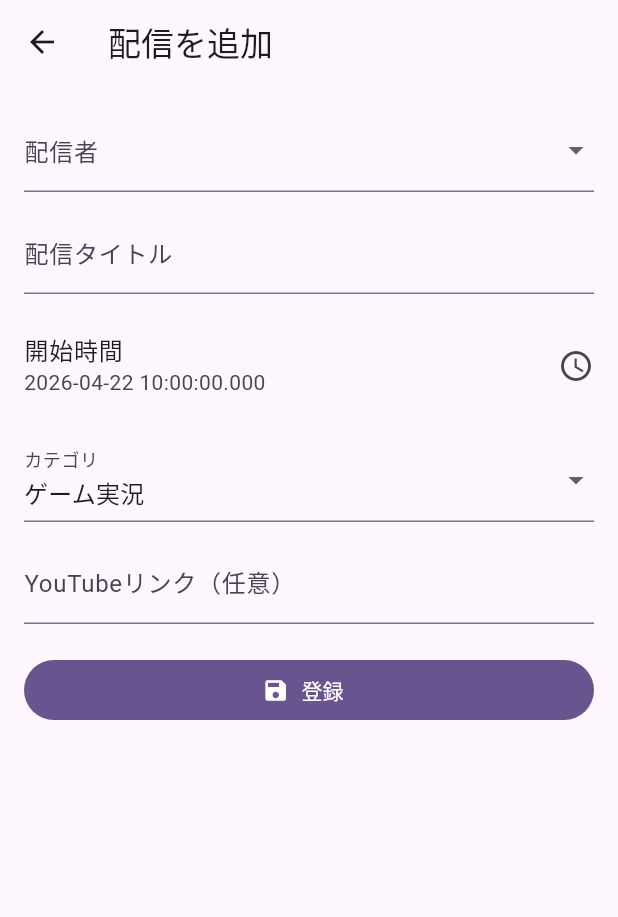
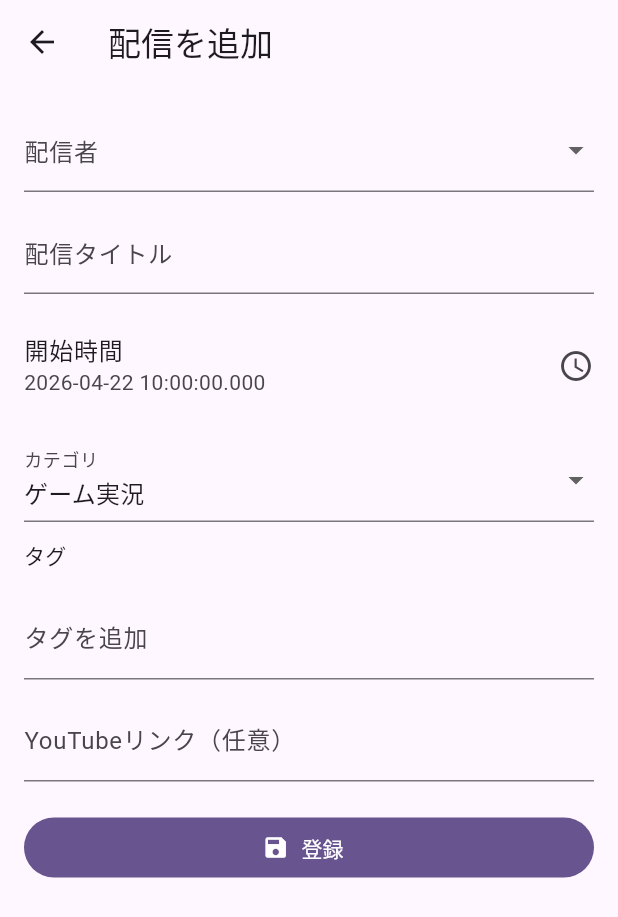
Before and after one commit to renzeanue-hub/Streaming_Manage_App, a Flutter app: the AddStreamScreen screen opened directly, on a phone screen of 412 x 824 dp. Shown: the top 917 px of the screen. Run offline on Flutter 3.47's test engine with Material 3 defaults, Android fonts, the light colour scheme and no system bars; our stand-ins replace cloud_firestore, firebase_auth, firebase_core, flutter_riverpod, google_sign_in, hive and 3 more; accounts and stored records are empty.

Commit message:
Update add_stream_screen.dart

```diff
--- a/lib/screens/add_stream_screen.dart
+++ b/lib/screens/add_stream_screen.dart
@@ -33,6 +33,9 @@ class _AddStreamScreenState extends ConsumerState<AddStreamScreen> {
 
   final _titleController = TextEditingController();
   final _youtubeController = TextEditingController();
+  final _tagController = TextEditingController();
+  final List<String> _tags = [];
+  String _tagQuery = '';
 
   late DateTime _startAt;
 
@@ -44,6 +47,9 @@ class _AddStreamScreenState extends ConsumerState<AddStreamScreen> {
 
     final e = widget.initialEvent;
     if (e != null) {
+      _tags
+        ..clear()
+        ..addAll(e.tags);
       _selectedStreamerId = e.streamerId;
       _titleController.text = e.title;
       _youtubeController.text = e.youtubeWatchUrl ?? '';
@@ -62,12 +68,55 @@ class _AddStreamScreenState extends ConsumerState<AddStreamScreen> {
   void dispose() {
     _titleController.dispose();
     _youtubeController.dispose();
+    _tagController.dispose();
     super.dispose();
   }
 
   @override
   Widget build(BuildContext context) {
     final state = ref.watch(streamsProvider).requireValue;
+
+    final allTagCandidates = <String>{
+      for (final ev in state.streams) ...ev.tags,
+    }.toList()
+      ..sort((a, b) => a.compareTo(b));
+
+    List<String> suggestions() {
+      final q = _tagQuery.trim();
+      if (q.isEmpty) return const [];
+      final lower = q.toLowerCase();
+
+      final filtered = allTagCandidates
+          .where((t) => !_tags.contains(t))
+          .where((t) => t.toLowerCase().contains(lower))
+          .take(10)
+          .toList();
+
+      // 入力中の文字が候補に無いなら「新規追加」枠として先頭に出す
+      final exact = allTagCandidates.any((t) => t.toLowerCase() == lower) ||
+          _tags.any((t) => t.toLowerCase() == lower);
+
+      if (!exact) {
+        filtered.insert(0, q); // 先頭に「q を追加」を出す
+      }
+      return filtered;
+    }
+
+    void addTag(String raw) {
+      final t = raw.trim();
+      if (t.isEmpty) return;
+      if (_tags.any((x) => x.toLowerCase() == t.toLowerCase())) return;
+
+      setState(() {
+        _tags.add(t);
+        _tagController.clear();
+        _tagQuery = '';
+      });
+    }
+
+    void removeTag(String t) {
+      setState(() => _tags.remove(t));
+    }
 
     return Scaffold(
       appBar: AppBar(
@@ -137,6 +186,64 @@ class _AddStreamScreenState extends ConsumerState<AddStreamScreen> {
                 ],
                 onChanged: (v) => setState(() => _category = v ?? _category),
               ),
+
+            const SizedBox(height: 12),
+            Text('タグ', style: Theme.of(context).textTheme.titleSmall),
+            const SizedBox(height: 8),
+            Wrap(
+              spacing: 8,
+              runSpacing: 8,
+              children: [
+                for (final t in _tags)
+                  InputChip(
+                    label: Text(t),
+                    onDeleted: () => removeTag(t),
+                  ),
+              ],
+            ),
+            const SizedBox(height: 8),
+            TextField(
+              controller: _tagController,
+              decoration: const InputDecoration(
+                labelText: 'タグを追加',
+                hintText: '例: マシュマロ読み / スト6 / 参加型',
+              ),
+              textInputAction: TextInputAction.done,
+              onChanged: (v) => setState(() => _tagQuery = v),
+              onSubmitted: (v) => addTag(v),
+            ),
+            Builder(
+              builder: (context) {
+                final items = suggestions();
+                if (items.isEmpty) return const SizedBox.shrink();
+
+                return Padding(
+                  padding: const EdgeInsets.only(top: 8),
+                  child: Material(
+                    elevation: 1,
+                    borderRadius: BorderRadius.circular(12),
+                    child: ListView.separated(
+                      shrinkWrap: true,
+                      physics: const NeverScrollableScrollPhysics(),
+                      itemCount: items.length,
+                      separatorBuilder: (_, __) => const Divider(height: 1),
+                      itemBuilder: (context, i) {
+                        final t = items[i];
+                        final isNew = !allTagCandidates.contains(t);
+
+                        return ListTile(
+                          dense: true,
+                          title: Text(isNew ? '追加: $t' : t),
+                          trailing: const Icon(Icons.add),
+                          onTap: () => addTag(t),
+                        );
+                      },
+                    ),
+                  ),
+                );
+              },
+            ),
+
               const SizedBox(height: 12),
               TextFormField(
                 controller: _youtubeController,
@@ -162,6 +269,7 @@ class _AddStreamScreenState extends ConsumerState<AddStreamScreen> {
                         title: _titleController.text.trim(),
                         startAt: _startAt,
                         categories: [_category],
+                        tags: _tags,
                         youtubeWatchUrl: _youtubeController.text.trim().isEmpty
                             ? null
                             : _youtubeController.text.trim(),
@@ -175,6 +283,7 @@ class _AddStreamScreenState extends ConsumerState<AddStreamScreen> {
                         title: _titleController.text.trim(),
                         startAt: _startAt,
                         categories: [_category],
+                        tags: _tags,
                         youtubeWatchUrl: _youtubeController.text.trim().isEmpty
                             ? null
                             : _youtubeController.text.trim(),
```
